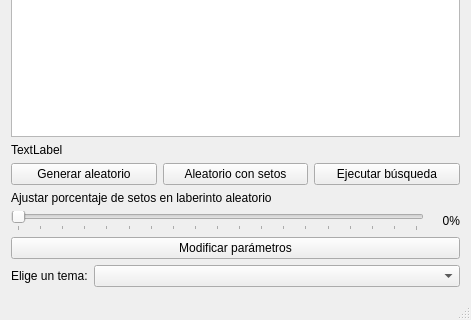
Old version of the form Implementación Gráfica 1/hp_mdl/ventanaprincipal.ui in the repository Rafaherrero/ia; both pictures show x 0 to 471 and y 220 to 540 of the 471 by 540 pixel window.
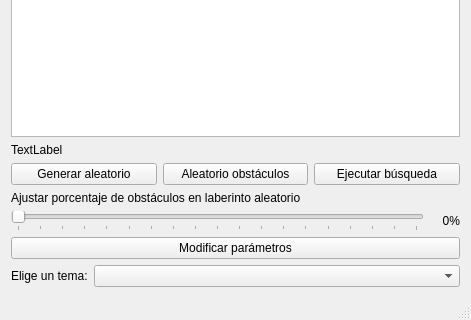
New version of the form.

Commit message: Arreglando ventana

Patch:
```diff
--- a/Implementación Gráfica 1/hp_mdl/ventanaprincipal.ui
+++ b/Implementación Gráfica 1/hp_mdl/ventanaprincipal.ui
@@ -104,7 +104,7 @@
          </sizepolicy>
         </property>
         <property name="text">
-         <string>Aleatorio con setos</string>
+         <string>Aleatorio obstáculos</string>
         </property>
        </widget>
       </item>
@@ -126,7 +126,7 @@
     <item>
      <widget class="QLabel" name="label">
       <property name="text">
-       <string>Ajustar porcentaje de setos en laberinto aleatorio</string>
+       <string>Ajustar porcentaje de obstáculos en laberinto aleatorio</string>
       </property>
      </widget>
     </item>
```
The commit also changes 2 other files.
